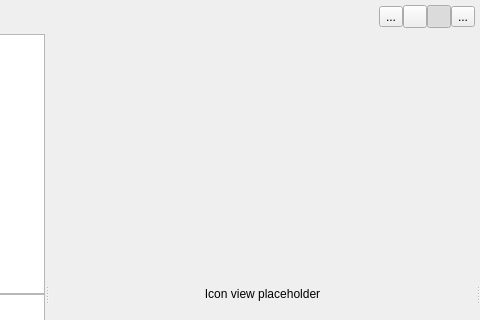
Before: the Qt Designer form Code/Editor/AzAssetBrowser/AzAssetBrowserWindow.ui in o3de/o3de, drawn with Qt 5; both pictures show x 211 to 691 and y 0 to 320 of the 691 by 554 pixel window.
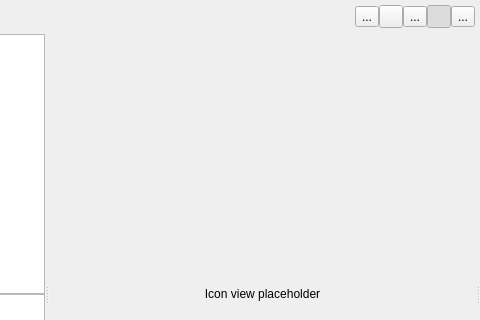
After: the same form once the commit is applied. Icons and pictures are not drawn. Custom widgets are drawn as their Qt base class.

Commit message:
Asset browser: implement switching between layouts
I also renamed some widgets in the UI file to have consistent naming.

We now have:
 - List View
 - Thumbnail View
 - Tree view

Fixes #12855

Patch:
```diff
--- a/Code/Editor/AzAssetBrowser/AzAssetBrowserWindow.ui
+++ b/Code/Editor/AzAssetBrowser/AzAssetBrowserWindow.ui
@@ -115,6 +115,23 @@
            </property>
           </widget>
          </item>
+         <item>
+          <widget class="QToolButton" name="m_treeViewButton">
+           <property name="text">
+            <string>...</string>
+           </property>
+           <property name="icon">
+            <iconset resource="../../Framework/AzQtComponents/AzQtComponents/Components/resources.qrc">
+             <normaloff>:/stylesheet/img/UI20/browse-edit-select-files.svg</normaloff>:/stylesheet/img/UI20/browse-edit-select-files.svg</iconset>
+           </property>
+           <property name="checkable">
+            <bool>true</bool>
+           </property>
+           <attribute name="buttonGroup">
+            <string notr="true">m_viewSelectButtonGroup</string>
+           </attribute>
+          </widget>
+         </item>
          <item>
           <widget class="QToolButton" name="m_thumbnailViewButton">
            <property name="icon">
```
Left out of the diff: 6 changed lines with no effect on the pictures. The commit also changes 2 other files.
